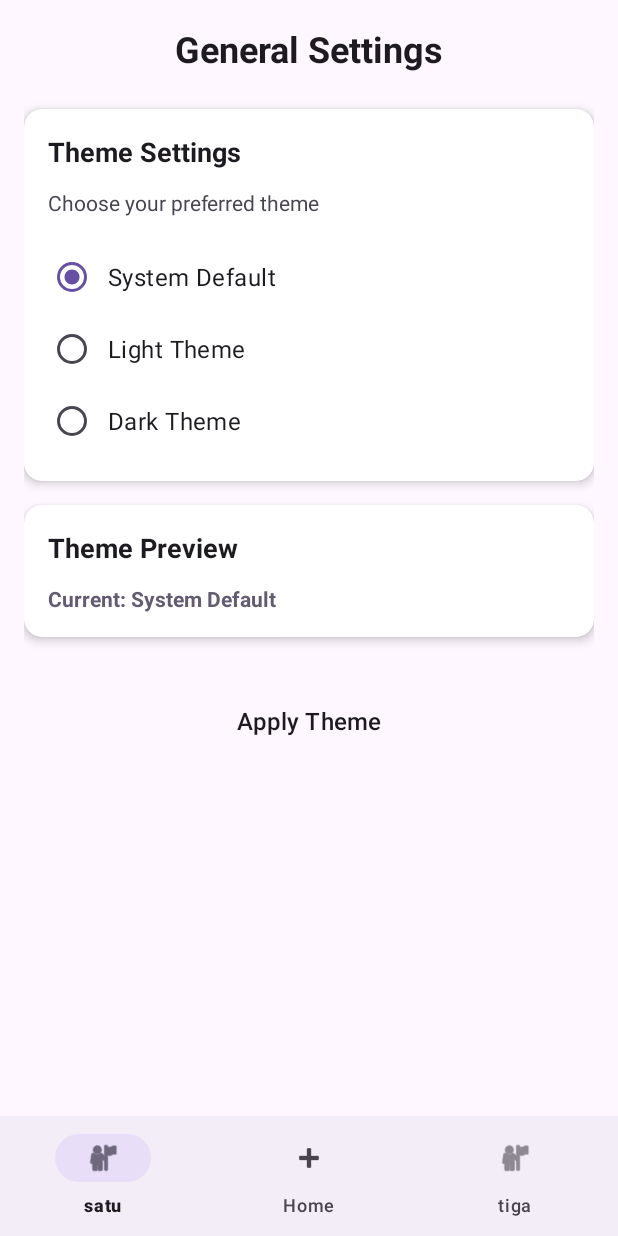
After one commit to ivy799/HabbitTracker-Mobile-App, an Android app: the fragment GeneralFragment placed in its activity, on a phone screen of 412 x 824 dp. The commit adds this screen. Run offline under Robolectric (Android 15) with nearby library versions, the phone set to English and light mode, and no system bars; 1 statement that could not run was skipped.

Commit message:
FEAT : Adding theme manager

```diff
--- a/app/build.gradle.kts
+++ b/app/build.gradle.kts
@@ -50,5 +50,7 @@ dependencies {
     implementation ("com.squareup.retrofit2:converter-gson:2.9.0")
     implementation ("com.squareup.okhttp3:okhttp:4.9.1")
     implementation ("com.squareup.picasso:picasso:2.71828")
+    implementation ("com.google.android.material:material:1.9.0")
+
 
 }
--- a/app/src/main/java/com/example/habbittracker/Activities/MainActivity.java
+++ b/app/src/main/java/com/example/habbittracker/Activities/MainActivity.java
@@ -10,6 +10,7 @@ import androidx.core.view.WindowInsetsCompat;
 import androidx.fragment.app.Fragment;
 import androidx.fragment.app.FragmentTransaction;
 
+import com.example.habbittracker.Fragment.GeneralFragment;
 import com.example.habbittracker.Fragment.GraphFragment;
 import com.example.habbittracker.Fragment.HomeFragment;
 import com.example.habbittracker.R;
@@ -27,6 +28,9 @@ public class MainActivity extends AppCompatActivity {
             v.setPadding(systemBars.left, systemBars.top, systemBars.right, systemBars.bottom);
             return insets;
         });
+
+        com.example.habbittracker.ThemeManager.applyTheme(this);
+
 
         if (getSupportActionBar() != null) {
             getSupportActionBar().setTitle("Habit Tracker");
@@ -52,6 +56,8 @@ public class MainActivity extends AppCompatActivity {
                     fragment = new HomeFragment();
                 } else if (itemId == R.id.tiga) {
                     fragment = new GraphFragment();
+                } else if (itemId == R.id.satu) {
+                    fragment = new GeneralFragment();
                 }
 
                 if (fragment != null) {
--- /dev/null
+++ b/app/src/main/java/com/example/habbittracker/Fragment/GeneralFragment.java
@@ -0,0 +1,131 @@
+package com.example.habbittracker.Fragment;
+
+import android.content.Context;
+import android.content.SharedPreferences;
+import android.os.Bundle;
+import androidx.appcompat.app.AppCompatDelegate;
+import androidx.fragment.app.Fragment;
+import android.view.LayoutInflater;
+import android.view.View;
+import android.view.ViewGroup;
+import android.widget.Button;
+import android.widget.RadioButton;
+import android.widget.RadioGroup;
+import android.widget.TextView;
+import android.widget.Toast;
+import com.example.habbittracker.R;
+
+public class GeneralFragment extends Fragment {
+
+    private RadioGroup radioGroupTheme;
+    private RadioButton radioSystem, radioLight, radioDark;
+    private TextView textCurrentTheme;
+    private Button btnApplyTheme;
+
+    private SharedPreferences sharedPreferences;
+    private static final String PREFS_NAME = "theme_prefs";
+    private static final String THEME_KEY = "selected_theme";
+
+    // Theme constants
+    private static final int THEME_SYSTEM = 0;
+    private static final int THEME_LIGHT = 1;
+    private static final int THEME_DARK = 2;
+
+    public GeneralFragment() {
+        // Required empty public constructor
+    }
+
+    public static GeneralFragment newInstance() {
+        return new GeneralFragment();
+    }
+
+    @Override
+    public void onCreate(Bundle savedInstanceState) {
+        super.onCreate(savedInstanceState);
+
+        // Initialize SharedPreferences
+        sharedPreferences = requireActivity().getSharedPreferences(PREFS_NAME, Context.MODE_PRIVATE);
+    }
+
+    @Override
+    public View onCreateView(LayoutInflater inflater, ViewGroup container,
+                             Bundle savedInstanceState) {
+        View view = inflater.inflate(R.layout.fragment_general, container, false);
+
+        initViews(view);
+        setupListeners();
+        loadSavedTheme();
+
+        return view;
+    }
+
+    private void initViews(View view) {
+        radioGroupTheme = view.findViewById(R.id.radioGroupTheme);
+        radioSystem = view.findViewById(R.id.radioSystem);
+        radioLight = view.findViewById(R.id.radioLight);
+        radioDark = view.findViewById(R.id.radioDark);
+        textCurrentTheme = view.findViewById(R.id.textCurrentTheme);
+        btnApplyTheme = view.findViewById(R.id.btnApplyTheme);
+    }
+
+    private void setupListeners() {
+        btnApplyTheme.setOnClickListener(v -> applySelectedTheme());
+
+        radioGroupTheme.setOnCheckedChangeListener((group, checkedId) -> {
+            updateThemePreview();
+        });
+    }
+
+    private void loadSavedTheme() {
+        int savedTheme = sharedPreferences.getInt(THEME_KEY, THEME_SYSTEM);
+
+        switch (savedTheme) {
+            case THEME_SYSTEM:
+                radioSystem.setChecked(true);
+                break;
+            case THEME_LIGHT:
+                radioLight.setChecked(true);
+                break;
+            case THEME_DARK:
+                radioDark.setChecked(true);
+                break;
+        }
+
+        updateThemePreview();
+    }
+
+    private void updateThemePreview() {
+        String currentTheme = "System Default";
+
+        if (radioLight.isChecked()) {
+            currentTheme = "Light Theme";
+        } else if (radioDark.isChecked()) {
+            currentTheme = "Dark Theme";
+        }
+
+        textCurrentTheme.setText("Current: " + currentTheme);
+    }
+
+    private void applySelectedTheme() {
+        int selectedTheme = THEME_SYSTEM;
+        int nightMode = AppCompatDelegate.MODE_NIGHT_FOLLOW_SYSTEM;
+
+        if (radioLight.isChecked()) {
+            selectedTheme = THEME_LIGHT;
+            nightMode = AppCompatDelegate.MODE_NIGHT_NO;
+        } else if (radioDark.isChecked()) {
+            selectedTheme = THEME_DARK;
+            nightMode = AppCompatDelegate.MODE_NIGHT_YES;
+        }
+
+        // Save theme preference
+        SharedPreferences.Editor editor = sharedPreferences.edit();
+        editor.putInt(THEME_KEY, selectedTheme);
+        editor.apply();
+
+        // Apply theme
+        AppCompatDelegate.setDefaultNightMode(nightMode);
+
+        Toast.makeText(getContext(), "Theme applied successfully!", Toast.LENGTH_SHORT).show();
+    }
+}
--- /dev/null
+++ b/app/src/main/java/com/example/habbittracker/ThemeManager.java
@@ -0,0 +1,44 @@
+package com.example.habbittracker;
+
+import android.content.Context;
+import android.content.SharedPreferences;
+import androidx.appcompat.app.AppCompatDelegate;
+
+public class ThemeManager {
+
+    private static final String PREFS_NAME = "theme_prefs";
+    private static final String THEME_KEY = "selected_theme";
+
+    public static final int THEME_SYSTEM = 0;
+    public static final int THEME_LIGHT = 1;
+    public static final int THEME_DARK = 2;
+
+    public static void applyTheme(Context context) {
+        SharedPreferences prefs = context.getSharedPreferences(PREFS_NAME, Context.MODE_PRIVATE);
+        int theme = prefs.getInt(THEME_KEY, THEME_SYSTEM);
+
+        switch (theme) {
+            case THEME_LIGHT:
+                AppCompatDelegate.setDefaultNightMode(AppCompatDelegate.MODE_NIGHT_NO);
+                break;
+            case THEME_DARK:
+                AppCompatDelegate.setDefaultNightMode(AppCompatDelegate.MODE_NIGHT_YES);
+                break;
+            default:
+                AppCompatDelegate.setDefaultNightMode(AppCompatDelegate.MODE_NIGHT_FOLLOW_SYSTEM);
+                break;
+        }
+    }
+
+    public static void saveTheme(Context context, int theme) {
+        SharedPreferences prefs = context.getSharedPreferences(PREFS_NAME, Context.MODE_PRIVATE);
+        SharedPreferences.Editor editor = prefs.edit();
+        editor.putInt(THEME_KEY, theme);
+        editor.apply();
+    }
+
+    public static int getSavedTheme(Context context) {
+        SharedPreferences prefs = context.getSharedPreferences(PREFS_NAME, Context.MODE_PRIVATE);
+        return prefs.getInt(THEME_KEY, THEME_SYSTEM);
+    }
+}
--- /dev/null
+++ b/app/src/main/res/layout/fragment_general.xml
@@ -0,0 +1,149 @@
+<?xml version="1.0" encoding="utf-8"?>
+<ScrollView xmlns:android="http://schemas.android.com/apk/res/android"
+    xmlns:tools="http://schemas.android.com/tools"
+    xmlns:app="http://schemas.android.com/apk/res-auto"
+    android:layout_width="match_parent"
+    android:layout_height="match_parent"
+    android:background="?android:attr/colorBackground"
+    tools:context=".Fragment.GeneralFragment">
+
+    <LinearLayout
+        android:layout_width="match_parent"
+        android:layout_height="wrap_content"
+        android:orientation="vertical"
+        android:padding="16dp">
+
+        <!-- Header -->
+        <TextView
+            android:layout_width="match_parent"
+            android:layout_height="wrap_content"
+            android:text="General Settings"
+            android:textSize="24sp"
+            android:textStyle="bold"
+            android:textColor="?android:attr/textColorPrimary"
+            android:layout_marginBottom="24dp"
+            android:gravity="center" />
+
+        <!-- Theme Setting Card -->
+        <androidx.cardview.widget.CardView
+            android:layout_width="match_parent"
+            android:layout_height="wrap_content"
+            android:layout_marginBottom="16dp"
+            app:cardCornerRadius="12dp"
+            app:cardElevation="4dp"
+            app:cardBackgroundColor="?android:attr/colorBackgroundFloating">
+
+            <LinearLayout
+                android:layout_width="match_parent"
+                android:layout_height="wrap_content"
+                android:orientation="vertical"
+                android:padding="16dp">
+
+                <TextView
+                    android:layout_width="match_parent"
+                    android:layout_height="wrap_content"
+                    android:text="Theme Settings"
+                    android:textSize="18sp"
+                    android:textStyle="bold"
+                    android:textColor="?android:attr/textColorPrimary"
+                    android:layout_marginBottom="12dp" />
+
+                <TextView
+                    android:layout_width="match_parent"
+                    android:layout_height="wrap_content"
+                    android:text="Choose your preferred theme"
+                    android:textSize="14sp"
+                    android:textColor="?android:attr/textColorSecondary"
+                    android:layout_marginBottom="16dp" />
+
+                <!-- Theme Options -->
+                <RadioGroup
+                    android:id="@+id/radioGroupTheme"
+                    android:layout_width="match_parent"
+                    android:layout_height="wrap_content"
+                    android:orientation="vertical">
+
+                    <RadioButton
+                        android:id="@+id/radioSystem"
+                        android:layout_width="match_parent"
+                        android:layout_height="wrap_content"
+                        android:text="System Default"
+                        android:textSize="16sp"
+                        android:textColor="?android:attr/textColorPrimary"
+                        android:padding="8dp" />
+
+                    <RadioButton
+                        android:id="@+id/radioLight"
+                        android:layout_width="match_parent"
+                        android:layout_height="wrap_content"
+                        android:text="Light Theme"
+                        android:textSize="16sp"
+                        android:textColor="?android:attr/textColorPrimary"
+                        android:padding="8dp" />
+
+                    <RadioButton
+                        android:id="@+id/radioDark"
+                        android:layout_width="match_parent"
+                        android:layout_height="wrap_content"
+                        android:text="Dark Theme"
+                        android:textSize="16sp"
+                        android:textColor="?android:attr/textColorPrimary"
+                        android:padding="8dp" />
+
+                </RadioGroup>
+
+            </LinearLayout>
+
+        </androidx.cardview.widget.CardView>
+
+        <!-- Theme Preview Card -->
+        <androidx.cardview.widget.CardView
+            android:layout_width="match_parent"
+            android:layout_height="wrap_content"
+            android:layout_marginBottom="16dp"
+            app:cardCornerRadius="12dp"
+            app:cardElevation="4dp"
+            app:cardBackgroundColor="?android:attr/colorBackgroundFloating">
+
+            <LinearLayout
+                android:layout_width="match_parent"
+                android:layout_height="wrap_content"
+                android:orientation="vertical"
+                android:padding="16dp">
+
+                <TextView
+                    android:layout_width="match_parent"
+                    android:layout_height="wrap_content"
+                    android:text="Theme Preview"
+                    android:textSize="18sp"
+                    android:textStyle="bold"
+                    android:textColor="?android:attr/textColorPrimary"
+                    android:layout_marginBottom="12dp" />
+
+                <TextView
+                    android:id="@+id/textCurrentTheme"
+                    android:layout_width="match_parent"
+                    android:layout_height="wrap_content"
+                    android:text="Current: System Default"
+                    android:textSize="14sp"
+                    android:textColor="?android:attr/colorAccent"
+                    android:textStyle="bold" />
+
+            </LinearLayout>
+
+        </androidx.cardview.widget.CardView>
+
+        <!-- Apply Button -->
+        <Button
+            android:id="@+id/btnApplyTheme"
+            android:layout_width="match_parent"
+            android:layout_height="wrap_content"
+            android:text="Apply Theme"
+            android:textSize="16sp"
+            android:layout_marginTop="16dp"
+            android:background="?android:attr/selectableItemBackground"
+            android:textColor="?android:attr/textColorPrimary" />
+
+    </LinearLayout>
+
+</ScrollView>
```
